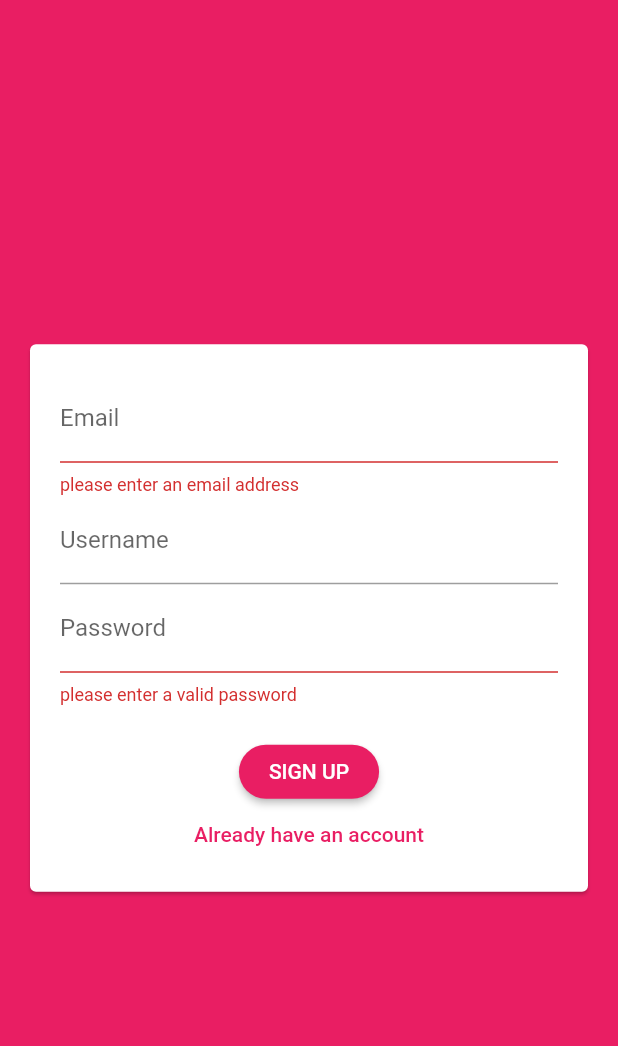
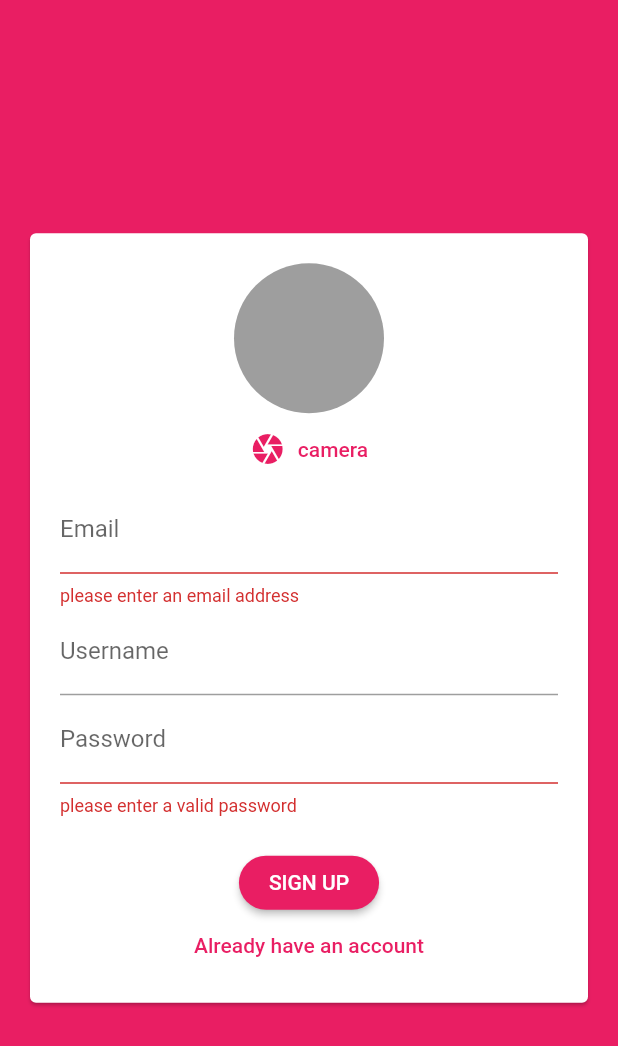
Before and after one commit to FlyingNishant/chat-app, a Flutter app: the screen it shows after launch, after a tap on "LOGIN", after a tap on "Create a new account", on a phone screen of 412 x 824 dp. Shown: the top 1046 px of the screen. Run offline on Flutter 3.47's test engine with Material 2 defaults, Android fonts, the phone set to English and light mode, and no system bars; our stand-ins replace cloud_firestore, firebase_auth, firebase_core, image_picker; accounts and stored records are empty.

Commit message:
adding user image functionality

```diff
--- a/lib/widgets/auth/auth_form.dart
+++ b/lib/widgets/auth/auth_form.dart
@@ -1,6 +1,8 @@
-import 'dart:isolate';
+import 'dart:io';
 
+import 'package:chat_app/widgets/pickers/user_image_picker.dart';
 import 'package:flutter/material.dart';
+import 'package:image_picker/image_picker.dart';
 
 class AuthForm extends StatefulWidget {
   final void Function(
@@ -10,7 +12,11 @@ class AuthForm extends StatefulWidget {
     bool isLogin,
   ) submitFn;
   final isLoading;
-  const AuthForm({Key? key, required this.submitFn, required this.isLoading,}) : super(key: key);
+  const AuthForm({
+    Key? key,
+    required this.submitFn,
+    required this.isLoading,
+  }) : super(key: key);
 
   @override
   _AuthFormState createState() => _AuthFormState();
@@ -18,7 +24,7 @@ class AuthForm extends StatefulWidget {
 
 class _AuthFormState extends State<AuthForm> {
   final _form = GlobalKey<FormState>();
-
+  File? _pickedImage;
   String _userName = '';
   String _userEmail = '';
   String _userPassword = '';
@@ -56,6 +62,7 @@ class _AuthFormState extends State<AuthForm> {
             child: Column(
               mainAxisSize: MainAxisSize.min,
               children: [
+                if (!_isLogin) UserImagePicker(),
                 TextFormField(
                   key: ValueKey('email'),
                   decoration: InputDecoration(labelText: 'Email'),
@@ -106,8 +113,9 @@ class _AuthFormState extends State<AuthForm> {
                 SizedBox(
                   height: 20,
                 ),
-                widget.isLoading ? CircularProgressIndicator():
-                ElevatedButton(
+                widget.isLoading
+                    ? CircularProgressIndicator()
+                    : ElevatedButton(
                         onPressed: onSave,
                         child: Text(_isLogin ? 'LOGIN' : 'SIGN UP'),
                         style: ButtonStyle(
--- a/lib/widgets/chat/chat_bubble.dart
+++ b/lib/widgets/chat/chat_bubble.dart
@@ -19,11 +19,11 @@ class ChatBubble extends StatelessWidget {
         Container(
           margin: EdgeInsets.symmetric(
             vertical: 3,
-            horizontal: 5,
+            horizontal: 8,
           ),
           padding: EdgeInsets.symmetric(
             vertical: 8,
-            horizontal: 5,
+            horizontal: 10,
           ),
           constraints: BoxConstraints(
             minWidth: 50,
--- /dev/null
+++ b/lib/widgets/pickers/user_image_picker.dart
@@ -0,0 +1,47 @@
+import 'dart:io';
+
+import 'package:flutter/material.dart';
+import 'package:image_picker/image_picker.dart';
+
+class UserImagePicker extends StatefulWidget {
+  const UserImagePicker({Key? key}) : super(key: key);
+
+  @override
+  _UserImagePickerState createState() => _UserImagePickerState();
+}
+
+class _UserImagePickerState extends State<UserImagePicker> {
+  File? _pickedImage;
+
+  void pickImageFromCamera() async {
+    final pickedFile = await ImagePicker().getImage(
+      source: ImageSource.camera,
+      preferredCameraDevice: CameraDevice.front,
+    );
+    if (pickedFile == null) {
+      return;
+    }
+    setState(() {
+      _pickedImage = File(pickedFile.path);
+    });
+  }
+
+  @override
+  Widget build(BuildContext context) {
+    return Column(
+      children: [
+        CircleAvatar(
+          radius: 50,
+          backgroundColor: Colors.grey,
+          backgroundImage:
+              _pickedImage == null ? null : FileImage(_pickedImage!),
+        ),
+        TextButton.icon(
+          onPressed: pickImageFromCamera,
+          icon: Icon(Icons.camera),
+          label: Text('camera'),
+        ),
+      ],
+    );
+  }
+}
--- a/pubspec.yaml
+++ b/pubspec.yaml
@@ -35,6 +35,8 @@ dependencies:
   firebase_core: ^1.3.0
   cloud_firestore: ^2.2.2
   firebase_auth: ^2.0.0
+  image_picker: ^0.8.1+3
+  firebase_storage: ^9.0.0
 
 dev_dependencies:
   flutter_test:
```
Also changed, not shown: pubspec.lock, 1 other file. Lines whose indentation alone changed are shown as unchanged.
